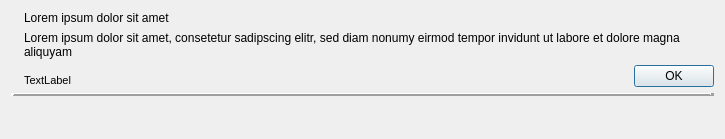
This is src/gui/notificationwidget.ui in nextcloud/desktop as Qt 5 draws it before an edit. The edited form follows.
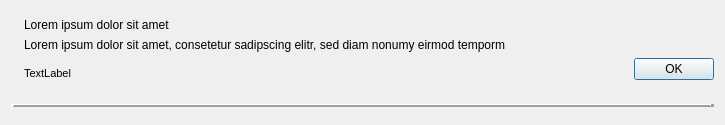
This is the edited form. Icons and pictures are not drawn.

Commit message: NotificationWidget: Some ui refinements.

```diff
--- a/src/gui/notificationwidget.ui
+++ b/src/gui/notificationwidget.ui
@@ -7,7 +7,7 @@
     <x>0</x>
     <y>0</y>
     <width>725</width>
-    <height>139</height>
+    <height>125</height>
    </rect>
   </property>
   <property name="sizePolicy">
@@ -20,9 +20,13 @@
    <string>Form</string>
   </property>
   <layout class="QGridLayout" name="gridLayout">
+   <property name="topMargin">
+    <number>0</number>
+   </property>
+   <property name="bottomMargin">
+    <number>0</number>
+   </property>
    <item row="0" column="0">
-    <layout class="QHBoxLayout" name="horizontalLayout_2">
-     <item>
       <widget class="QLabel" name="_notifIcon">
        <property name="sizePolicy">
         <sizepolicy hsizetype="Fixed" vsizetype="Fixed">
@@ -38,7 +42,7 @@
        </property>
       </widget>
      </item>
-     <item>
+   <item row="0" column="1">
       <layout class="QVBoxLayout" name="verticalLayout">
        <item>
         <widget class="QLabel" name="_subjectLabel">
@@ -56,7 +60,7 @@
        <item>
         <widget class="QLabel" name="_messageLabel">
          <property name="text">
-          <string>Lorem ipsum dolor sit amet, consetetur sadipscing elitr, sed diam nonumy eirmod tempor invidunt ut labore et dolore magna aliquyam </string>
+        <string>Lorem ipsum dolor sit amet, consetetur sadipscing elitr, sed diam nonumy eirmod temporm </string>
          </property>
          <property name="scaledContents">
           <bool>false</bool>
@@ -94,9 +98,7 @@
        </item>
       </layout>
      </item>
-    </layout>
-   </item>
-   <item row="1" column="0">
+   <item row="1" column="0" colspan="2">
     <widget class="QFrame" name="frame">
      <property name="frameShape">
       <enum>QFrame::HLine</enum>
@@ -109,19 +111,6 @@
      </property>
     </widget>
    </item>
-   <item row="2" column="0">
-    <spacer name="verticalSpacer">
-     <property name="orientation">
-      <enum>Qt::Vertical</enum>
-     </property>
-     <property name="sizeHint" stdset="0">
-      <size>
-       <width>20</width>
-       <height>1</height>
-      </size>
-     </property>
-    </spacer>
-   </item>
   </layout>
  </widget>
  <resources/>
```
Lines whose indentation alone changed are shown as unchanged.
